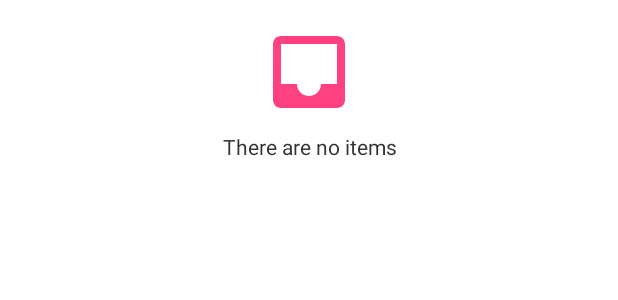
After one commit to forntoh/BableSchool, an Android app: the layout state_empty.xml on its own in the app's theme, with its tools: preview values and no code run, on a phone screen of 412 x 824 dp. The commit adds this screen. Shown: the top 300 px of the screen. Run offline under Robolectric (Android 15) with nearby library versions, the phone set to English and light mode, and no system bars; Roboto replaces fonts that are not available here.

Commit message:
fixed app bar added stateful view

```diff
--- a/app/src/main/java/ga/forntoh/bableschool/App.kt
+++ b/app/src/main/java/ga/forntoh/bableschool/App.kt
@@ -10,6 +10,7 @@ import com.dbflow5.config.FlowManager
 import com.dbflow5.config.GeneratedDatabaseHolder
 import com.google.firebase.database.FirebaseDatabase
 import com.jakewharton.threetenabp.AndroidThreeTen
+import com.tripl3dev.prettystates.StatesConfigFactory
 import ga.forntoh.bableschool.data.AppStorage
 import ga.forntoh.bableschool.data.db.*
 import ga.forntoh.bableschool.data.network.*
@@ -82,6 +83,9 @@ class App : MultiDexApplication(), KodeinAware {
         FlowManager.init(this)
         FirebaseDatabase.getInstance().setPersistenceEnabled(true)
         AndroidThreeTen.init(this)
+        StatesConfigFactory.intialize().initViews()
+                .setDefaultEmptyLayout(R.layout.state_empty)
+                .setDefaultLoadingLayout(R.layout.state_loading)
     }
 
     override fun onTerminate() {
--- a/app/src/main/java/ga/forntoh/bableschool/ui/category/CategoriesActivity.kt
+++ b/app/src/main/java/ga/forntoh/bableschool/ui/category/CategoriesActivity.kt
@@ -2,7 +2,6 @@ package ga.forntoh.bableschool.ui.category
 
 import android.content.Intent
 import android.os.Bundle
-import androidx.appcompat.widget.Toolbar
 import androidx.lifecycle.ViewModelProviders
 import androidx.recyclerview.widget.GridLayoutManager
 import com.afollestad.materialdialogs.MaterialDialog
@@ -34,7 +33,7 @@ class CategoriesActivity : BaseActivity(), KodeinAware {
         setContentView(R.layout.activity_main)
         disableFlags(true)
         enableWhiteStatusBar()
-        setSupportActionBar(toolbar as Toolbar?)
+        setSupportActionBar(findViewById(R.id.toolbar))
         viewModel = ViewModelProviders.of(this, viewModelFactory).get(CategoryViewModel::class.java)
         buildUI()
     }
--- /dev/null
+++ b/app/src/main/res/drawable/ic_inbox.xml
@@ -0,0 +1,9 @@
+<vector xmlns:android="http://schemas.android.com/apk/res/android"
+    android:width="24dp"
+    android:height="24dp"
+    android:viewportWidth="24.0"
+    android:viewportHeight="24.0">
+    <path
+        android:fillColor="#FF000000"
+        android:pathData="M19,3L4.99,3c-1.11,0 -1.98,0.89 -1.98,2L3,19c0,1.1 0.88,2 1.99,2L19,21c1.1,0 2,-0.9 2,-2L21,5c0,-1.11 -0.9,-2 -2,-2zM19,15h-4c0,1.66 -1.35,3 -3,3s-3,-1.34 -3,-3L4.99,15L4.99,5L19,5v10z" />
+</vector>
--- /dev/null
+++ b/app/src/main/res/layout/state_empty.xml
@@ -0,0 +1,21 @@
+<?xml version="1.0" encoding="utf-8"?>
+<LinearLayout xmlns:android="http://schemas.android.com/apk/res/android"
+    xmlns:app="http://schemas.android.com/apk/res-auto"
+    android:layout_width="match_parent"
+    android:layout_height="wrap_content"
+    android:orientation="vertical">
+
+    <androidx.appcompat.widget.AppCompatImageView
+        android:layout_width="match_parent"
+        android:layout_height="64dp"
+        android:layout_marginTop="16dp"
+        android:tint="@color/colorAccent"
+        app:srcCompat="@drawable/ic_inbox" />
+
+    <TextView
+        android:layout_width="match_parent"
+        android:layout_height="wrap_content"
+        android:layout_marginTop="8dp"
+        android:text="@string/state_empty"
+        android:textAlignment="center" />
+</LinearLayout>
--- a/app/src/main/res/values/strings.xml
+++ b/app/src/main/res/values/strings.xml
@@ -38,4 +38,6 @@
     <string name="change_pass_message">You might be using the default password given to you by the system, please update your password to prevent unauthorised modification of your information, if you have already changed it, you can ignore this message.</string>
     <string name="change_pass_title">Change your password</string>
 
+    <string name="state_empty">There are no items</string>
+    <string name="state_loading">Loading…</string>
 </resources>
```
Also changed, not shown: app/build.gradle (+47 -47 lines), app/src/main/java/ga/forntoh/bableschool/data/network/BableSchoolDataSourceImpl.kt (+23 -0 lines), app/src/main/java/ga/forntoh/bableschool/ui/category/courseNotes/CourseNotesFragment.kt (+9 -4 lines), app/src/main/java/ga/forntoh/bableschool/ui/category/news/NewsFragment.kt (+11 -4 lines), app/src/main/java/ga/forntoh/bableschool/utilities/utilities.kt (+14 -6 lines), app/src/main/res/layout/activity_main.xml (+8 -5 lines), app/src/main/res/layout/state_loading.xml (added, +19 -0 lines), build.gradle (+13 -6 lines).
